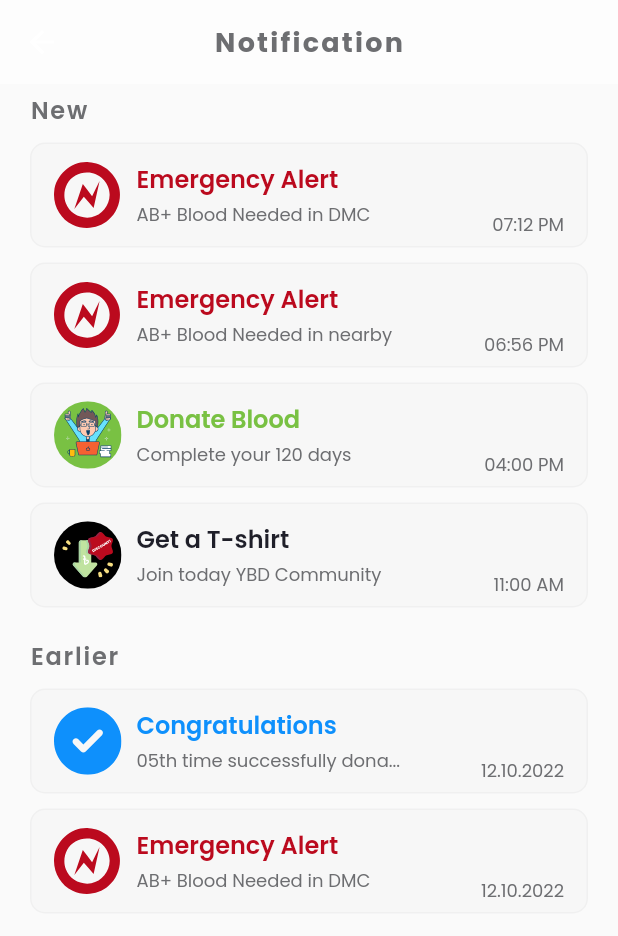
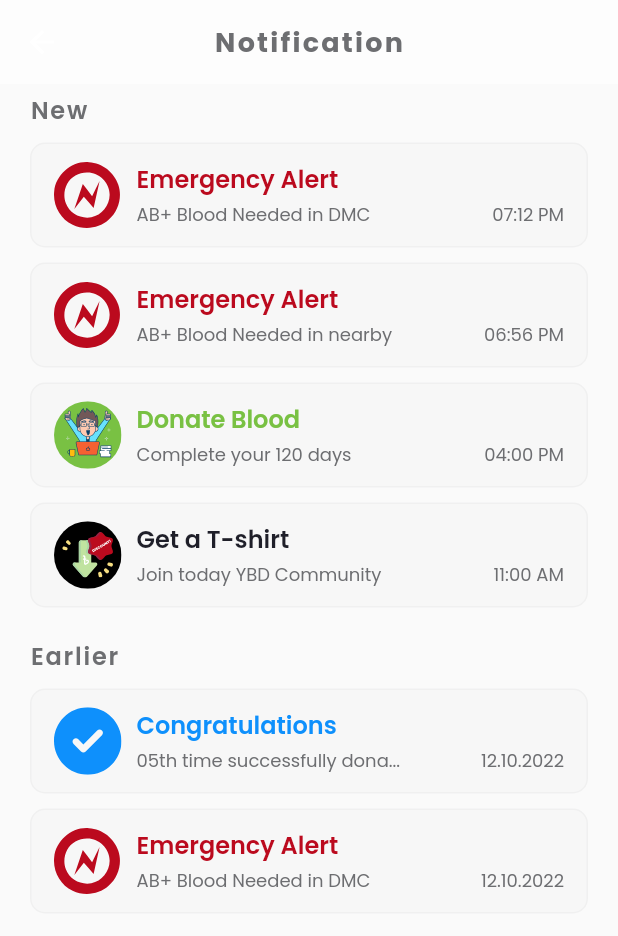
Before and after one commit to mdshadatrahman/donate_life, a Flutter app: the NotificationView screen opened by its route, on a phone screen of 412 x 824 dp. Shown: the top 936 px of the screen. Run offline on Flutter 3.47's test engine with Material 2 defaults, Android fonts, the phone set to English and light mode, and no system bars; our stand-ins replace country_code_picker, flutter_svg, get, intl_phone_number_input, lottie, pinput.

Commit message:
minor changes

```diff
--- a/lib/app/modules/notification/components/notification_tile.dart
+++ b/lib/app/modules/notification/components/notification_tile.dart
@@ -70,8 +70,9 @@ class NotificationTile extends StatelessWidget {
             ),
             //Time
             Column(
-              mainAxisAlignment: MainAxisAlignment.end,
+              mainAxisAlignment: MainAxisAlignment.center,
               children: [
+                const SizedBox(height: 27),
                 Text(
                   notification['time'],
                   style: const TextStyle(
--- a/lib/app/modules/notification/views/notification_view.dart
+++ b/lib/app/modules/notification/views/notification_view.dart
@@ -1,10 +1,7 @@
 import 'package:donate_life/app/modules/notification/components/notification_tile.dart';
 import 'package:donate_life/app/utils/colors.dart';
 import 'package:flutter/material.dart';
-import 'package:flutter_svg/flutter_svg.dart';
-
 import 'package:get/get.dart';
-
 import '../controllers/notification_controller.dart';
 
 class NotificationView extends GetView<NotificationController> {
```
